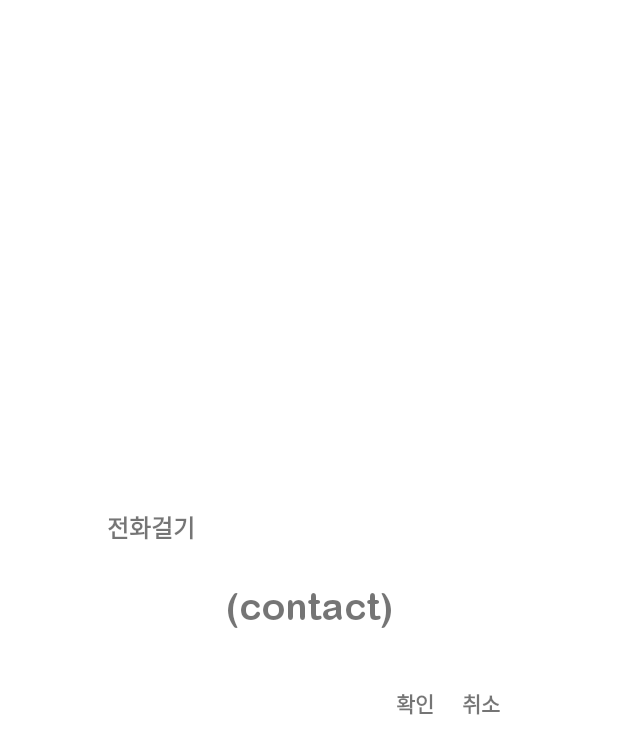
After one commit to bamnamu/flow_camp, an Android app: the layout custom_dialog.xml on its own in the app's theme, with its tools: preview values and no code run, on a phone screen of 412 x 824 dp. The commit adds this screen. Shown: the top 754 px of the screen. Run offline under Robolectric (Android 15) with nearby library versions, the phone set to English and light mode, and no system bars.

Commit message:
tab1 complete

```diff
--- a/app/src/main/res/layout/activity_main.xml
+++ b/app/src/main/res/layout/activity_main.xml
@@ -4,7 +4,7 @@
     android:id="@+id/container"
     android:layout_width="match_parent"
     android:layout_height="match_parent"
-    android:paddingTop="?attr/actionBarSize">
+    android:paddingTop="16dp">
 
     <com.google.android.material.bottomnavigation.BottomNavigationView
         android:id="@+id/nav_view"
--- /dev/null
+++ b/app/src/main/res/layout/custom_dialog.xml
@@ -0,0 +1,72 @@
+<?xml version="1.0" encoding="utf-8"?>
+<androidx.constraintlayout.widget.ConstraintLayout xmlns:android="http://schemas.android.com/apk/res/android"
+    xmlns:app="http://schemas.android.com/apk/res-auto"
+    xmlns:tools="http://schemas.android.com/tools"
+    android:layout_width="match_parent"
+    android:layout_height="match_parent">
+
+    <RelativeLayout
+        android:id="@+id/view"
+        android:layout_width="286dp"
+        android:layout_height="178dp"
+        app:layout_constraintBottom_toBottomOf="parent"
+        app:layout_constraintEnd_toEndOf="parent"
+        app:layout_constraintStart_toStartOf="parent"
+        app:layout_constraintTop_toTopOf="parent">
+
+        <!--팝업제목-->
+        <TextView
+            android:id="@+id/dialog_title"
+            android:layout_width="match_parent"
+            android:layout_height="wrap_content"
+            android:text="전화걸기"
+            android:textStyle="bold"
+            android:textSize="16sp"
+            android:gravity="start"
+            android:paddingStart="8dp"
+            android:paddingBottom="8dp"
+            android:paddingTop="16dp"
+            tools:ignore="RtlSymmetry" />
+
+        <!--팝업 메시지(전화번호)-->
+        <TextView
+            android:id="@+id/dialog_contact"
+            android:layout_width="match_parent"
+            android:layout_height="wrap_content"
+            android:text="(contact)"
+            android:textSize="25sp"
+            android:layout_centerInParent="true"
+            android:gravity="center"
+            android:paddingBottom="16dp"
+            android:fontFamily="@font/cutenumber"/>
+
+        <!--확인버튼-->
+
+        <!--취소버튼-->
+
+        <TextView
+            android:id="@+id/dialog_confirm"
+            android:layout_width="wrap_content"
+            android:layout_height="wrap_content"
+            android:layout_alignParentEnd="true"
+            android:layout_alignParentBottom="true"
+            android:layout_marginEnd="48dp"
+            android:layout_marginBottom="10dp"
+            android:layout_toStartOf="@id/dialog_cancel"
+            android:padding="12dp"
+            android:text="확인"
+            android:textStyle="bold" />
+
+        <TextView
+            android:id="@+id/dialog_cancel"
+            android:layout_width="wrap_content"
+            android:layout_height="wrap_content"
+            android:layout_alignParentRight="true"
+            android:layout_alignParentBottom="true"
+            android:layout_marginEnd="16dp"
+            android:layout_marginBottom="22dp"
+            android:text="취소"
+            android:textStyle="bold" />
+
+    </RelativeLayout>
+</androidx.constraintlayout.widget.ConstraintLayout>
--- a/app/src/main/res/layout/fragment_helpline.xml
+++ b/app/src/main/res/layout/fragment_helpline.xml
@@ -22,4 +22,6 @@
             android:layout_marginEnd="10dp"
             />
 
+
+
 </RelativeLayout>
--- a/app/src/main/res/layout/helpline_layout.xml
+++ b/app/src/main/res/layout/helpline_layout.xml
@@ -26,7 +26,8 @@
         android:layout_marginStart="8dp"
         android:textSize="20sp"
         android:textStyle="bold"
-        android:layout_toEndOf="@id/helpline_image" />
+        android:layout_toEndOf="@id/helpline_image"
+        android:fontFamily="@font/nanumgothic"/>
 
     <!--bullet list-->
     <LinearLayout
@@ -48,7 +49,8 @@
         android:textStyle="bold"
         android:layout_marginStart="8dp"
         android:layout_below="@id/helpline_bullet_list"
-        android:layout_toEndOf="@id/helpline_image" />
+        android:layout_toEndOf="@id/helpline_image"
+        android:fontFamily="@font/cutenumber"/>
 
 
 </RelativeLayout>
```
Also changed, not shown: app/src/main/java/com/example/flowcamp_week1/ui/home/HelplineAdapter.kt (+75 -1 lines), app/src/main/res/raw/helpline.json (+114 -1 lines), app/src/main/res/font/cutenumber.TTF (added), 1 other file.
